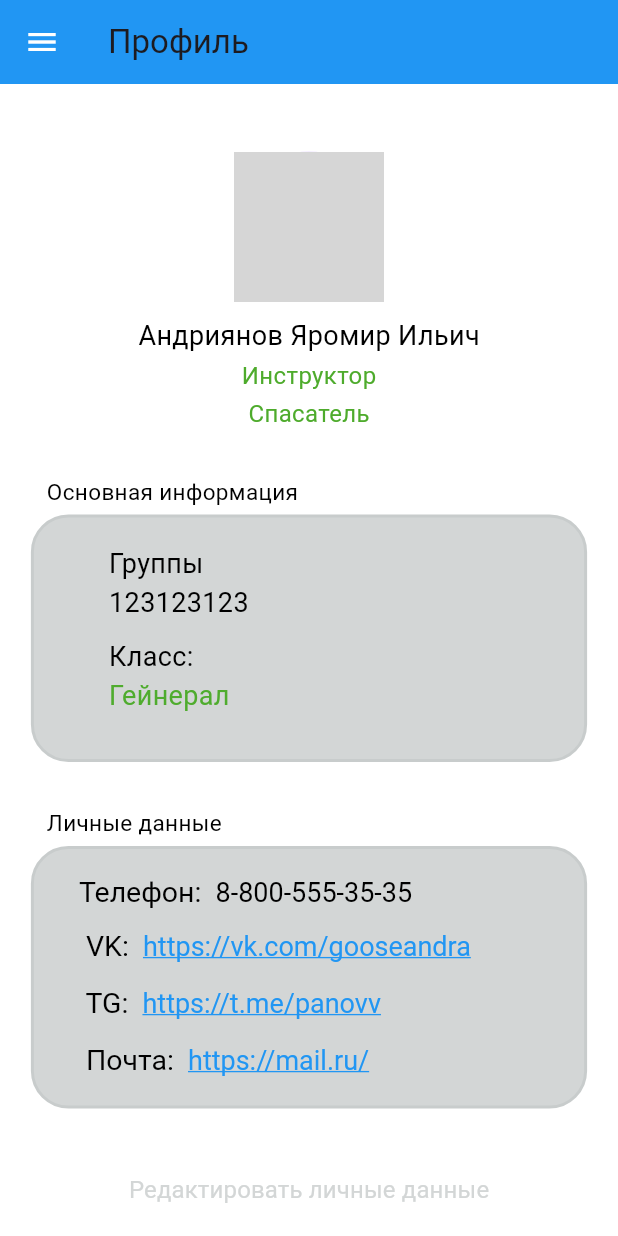
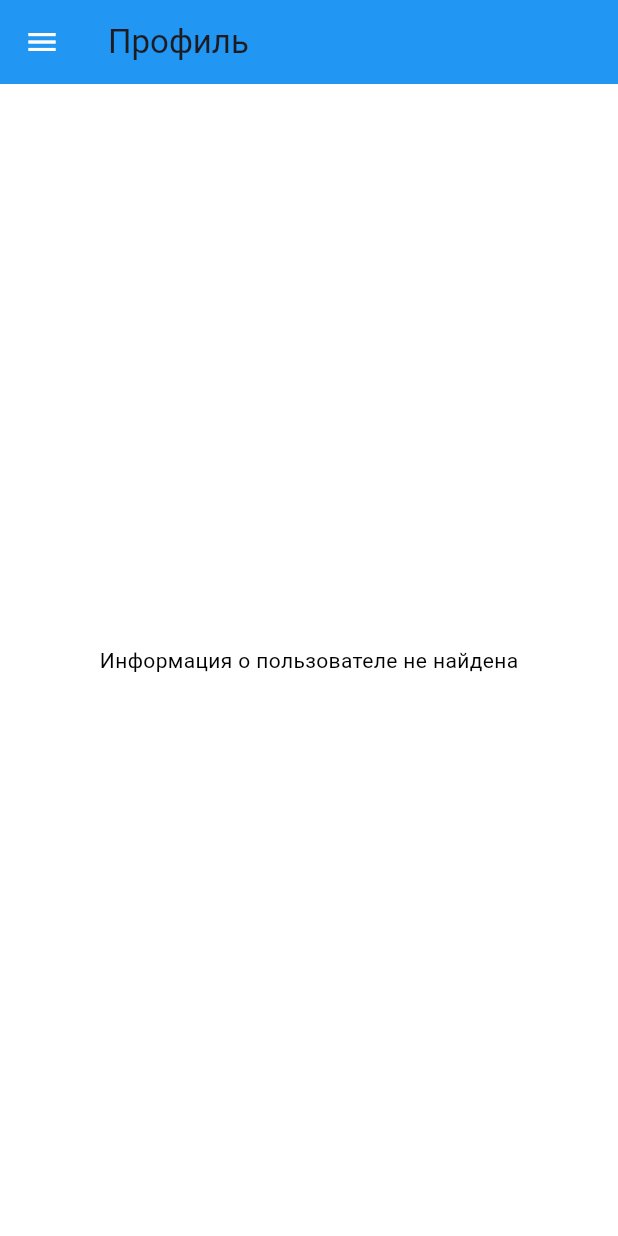
Before and after one commit to nakito-own/Lifeguard-app, a Flutter app: the ProfileScreen screen opened by its route, on a phone screen of 412 x 824 dp. Run offline on Flutter 3.47's test engine with Material 3 defaults, Android fonts, the light colour scheme and no system bars; our stand-ins replace jwt_decoder, responsive_builder, shared_preferences; accounts and stored records are empty; grey boxes are pictures that could not be loaded.

Commit message:
Full add profile-API

```diff
--- a/lib/api-services/login_service.dart
+++ b/lib/api-services/login_service.dart
@@ -28,11 +28,13 @@ class LoginService {
       print('Response body: ${response.body}');
 
       if (response.statusCode == 200) {
-        String token = response.body; // Ответ в виде строки, а не JSON
+        Map<String, dynamic> responseBody = json.decode(response.body);
+        String token = responseBody['JWT'];
+        int userId = responseBody['userId'];
 
-        // Сохраняем токен в SharedPreferences
         SharedPreferences prefs = await SharedPreferences.getInstance();
         await prefs.setString('jwt', token);
+        await prefs.setInt('userId', userId);
 
         return true;
       } else {
--- a/lib/main.dart
+++ b/lib/main.dart
@@ -1,4 +1,5 @@
 import 'package:flutter/material.dart';
+import 'package:lifeguard/screens/calls_screen.dart';
 import 'package:lifeguard/screens/events_screen.dart';
 import 'package:lifeguard/screens/inventory_screen.dart';
 import 'package:lifeguard/screens/login_screen.dart';
@@ -59,7 +60,8 @@ class _MyAppState extends State<MyApp> {
         '/events': (context) => EventsScreen(toggleTheme: _toggleTheme),
         '/shifts': (context) => ShiftScreen(toggleTheme: _toggleTheme),
         '/manuals': (context) => ManualsScreen(toggleTheme: _toggleTheme),
-        '/inventory': (context) => InventoryScreen(toggleTheme: _toggleTheme)
+        '/inventory': (context) => InventoryScreen(toggleTheme: _toggleTheme),
+        '/calls': (context) => CallsScreen(toggleTheme: _toggleTheme)
       },
     );
   }
--- a/lib/screens/pofile_screen.dart
+++ b/lib/screens/pofile_screen.dart
@@ -1,4 +1,5 @@
 import 'package:flutter/material.dart';
+import 'package:lifeguard/api-services/profile_service.dart';
 import '../widgets/app-widgets/app_drawer.dart';
 import '../widgets/profile-widgets/profile_header_widget.dart';
 import '../widgets/profile-widgets/profile_info_widget.dart';
@@ -6,12 +7,23 @@ import '../widgets/profile-widgets/my_info.dart';
 import '../widgets/small_text.dart';
 import 'package:lifeguard/widgets/transparent_button.dart';
 
-
-class ProfileScreen extends StatelessWidget {
-
+class ProfileScreen extends StatefulWidget {
   final VoidCallback toggleTheme;
 
   ProfileScreen({required this.toggleTheme});
+
+  @override
+  _ProfileScreenState createState() => _ProfileScreenState();
+}
+
+class _ProfileScreenState extends State<ProfileScreen> {
+  late Future<Map<String, dynamic>?> _userDataFuture;
+
+  @override
+  void initState() {
+    super.initState();
+    _userDataFuture = UserService().getUserData();
+  }
 
   @override
   Widget build(BuildContext context) {
@@ -19,11 +31,21 @@ class ProfileScreen extends StatelessWidget {
       appBar: AppBar(
         title: Text('Профиль'),
       ),
-      drawer: AppDrawer(toggleTheme: toggleTheme),
-      body: SingleChildScrollView(
+      drawer: AppDrawer(toggleTheme: widget.toggleTheme),
+      body: FutureBuilder<Map<String, dynamic>?>(
+        future: _userDataFuture,
+        builder: (context, snapshot) {
+          if (snapshot.connectionState == ConnectionState.waiting) {
+            return Center(child: CircularProgressIndicator());
+          } else if (snapshot.hasError) {
+            return Center(child: Text('Error: ${snapshot.error}'));
+          } else if (!snapshot.hasData || snapshot.data == null) {
+            return Center(child: Text('Информация о пользователе не найдена'));
+          } else {
+            final userData = snapshot.data!;
+            return SingleChildScrollView(
               child: Column(
                 mainAxisAlignment: MainAxisAlignment.center,
-
                 children: [
                   SizedBox(height: 45),
                   CircleAvatar(
@@ -31,37 +53,41 @@ class ProfileScreen extends StatelessWidget {
                       backgroundImage: NetworkImage('https://sun1-17.userapi.com/s/v1/ig2/5oQd1HwXQjdP9Tmj1Apbc4g7MTfT6LmeMW99acU-htKmjxidJ9t0aldZ7hD-P_9L5ZlLwrzEIMwPre0w6-V1BMg1.jpg?quality=95&crop=1,0,834,834&as=32x32,48x48,72x72,108x108,160x160,240x240,360x360,480x480,540x540,640x640,720x720&ava=1&u=aseTjjK2s91iQeI5LbaqLOf6Kcm40eYRe6SBVTsbT6k&cs=200x200')
                   ),
                   ProfileHeaderWidget(
-                FirstName: 'Яромир',
-                SecondName: 'Андриянов',
-                Patronymic: 'Ильич',
+                    FirstName: userData['name'],
+                    SecondName: userData['surname'],
+                    Patronymic: userData['patronymic'],
                     Post1: 'Инструктор',
-                Post2: 'Спасатель'),
+                    Post2: 'Спасатель',
+                  ),
                   SizedBox(height: 30),
                   SmallText(some_text: 'Основная информация'),
-            ProfileInfoWidget(Role: 'Группы',
+                  ProfileInfoWidget(
+                    Role: 'Группы',
                     GroupNumber: '123123123',
                     Position: 'Гейнерал',
-                Another: 'Класс:'
+                    Another: 'Класс:',
                   ),
-            SizedBox(
-              height: 10,
-            ),
+                  SizedBox(height: 10),
                   SmallText(some_text: 'Личные данные'),
                   MyInfo(
-                phone: '8-800-555-35-35',
-                VK_Link: 'https://vk.com/gooseandra',
-                TG_Link: 'https://t.me/panovv',
-                Mail_Link: 'https://mail.ru/'
+                    phone: userData['phone'],
+                    VK_Link: userData['vk'],
+                    TG_Link: userData['tg'],
+                    Mail_Link: userData['email'],
                   ),
-            SizedBox(height: 10,),
-            TransparentButton(text: 'Редактировать личные данные', onPressed: ()
-              {
+                  SizedBox(height: 10),
+                  TransparentButton(
+                    text: 'Редактировать личные данные',
+                    onPressed: () {
                       Navigator.pushNamed(context, '/redaction');
-              },),
-            SizedBox(height: 10,),
+                    },
+                  ),
+                  SizedBox(height: 10),
                 ],
-
               ),
+            );
+          }
+        },
       ),
     );
   }
--- a/lib/widgets/app-widgets/app_appbar.dart
+++ /dev/null
@@ -1,10 +0,0 @@
-import 'package:flutter/material.dart';
-import 'package:http/http.dart' as http;
-import 'dart:convert';
-import '../../styles/themes/app_dark_theme.dart';
-
-class AppBar{
-
-  String screen_name = "";
-
-}
--- a/lib/widgets/profile-widgets/profile_header_widget.dart
+++ b/lib/widgets/profile-widgets/profile_header_widget.dart
@@ -54,39 +54,6 @@ class ProfileHeaderWidget extends StatelessWidget {
           )
         ],
       ),
-
-
-      /*child: Container(
-        width: 140,
-        height: 360,
-        alignment: Alignment.topCenter,
-        decoration: BoxDecoration(
-          shape: BoxShape.circle,
-          image: DecorationImage (
-            image: AssetImage ('lib/widgets/icons/Jarik.png'),
-            fit: BoxFit.cover,
-            alignment: Alignment.topCenter,
-            )
-        ),
-
-            child: Column (
-              crossAxisAlignment: CrossAxisAlignment.start,
-            children: [
-              SizedBox (
-                height: 150,
-              ),
-              Text (
-                text1,
-                style: TextStyle(
-                  fontSize: 18,
-                ),
-              ),
-            ],
-            ),
-
-
-        ),*/
     );
-
   }
 }
--- a/lib/widgets/profile-widgets/profile_info_widget.dart
+++ b/lib/widgets/profile-widgets/profile_info_widget.dart
@@ -19,7 +19,7 @@ class ProfileInfoWidget extends StatelessWidget {
     final border_Color = isDarkTheme ? Color(0xff383434) : Color(0xffc8cccc);
 
     return Container(
-      height: 165,
+      height: 155,
       width: MediaQuery.of(context).size.width * 0.9,
       margin: EdgeInsets.fromLTRB(4,5,4,20),
       padding: EdgeInsets.symmetric(horizontal: 50, vertical: 18),
--- a/pubspec.yaml
+++ b/pubspec.yaml
@@ -1,7 +1,5 @@
 name: lifeguard
 description: A new Flutter application.
-
-publish_to: 'none' # Remove this line if you wish to publish to pub.dev
 
 version: 1.0.0+1
 
```
Also changed, not shown: lib/api-services/profile_service.dart (+32 -3 lines), lib/screens/calls_screen.dart (added, +30 -0 lines), lib/screens/login_screen.dart (+6 -9 lines), lib/utils/token_manager.dart (+17 -0 lines), lib/widgets/app-widgets/app_drawer.dart (+52 -32 lines), lib/utils/permissions_manager.dart (added), 1 other file. Lines whose indentation alone changed are shown as unchanged.
